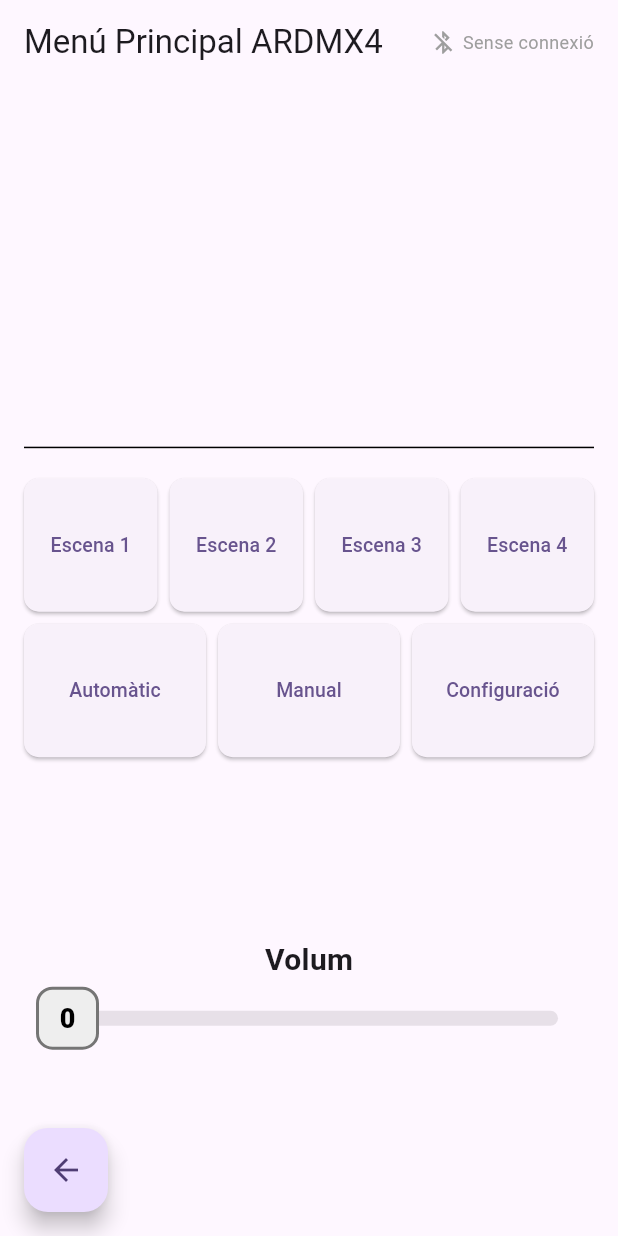
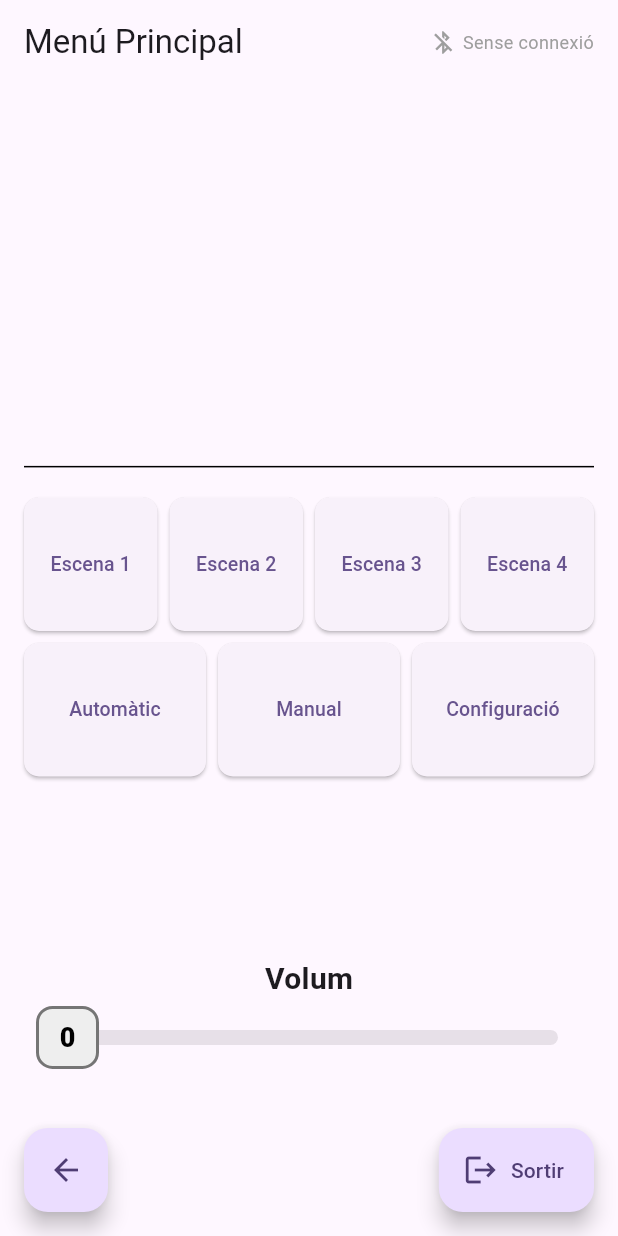
Before and after one commit to xaviermila-png/ardmx_app, a Flutter app: the MainMenuScreen screen opened by its route, on a phone screen of 412 x 824 dp. Run offline on Flutter 3.47's test engine with Material 3 defaults, Android fonts, the phone set to English and light mode, and no system bars; our stand-ins replace flutter_riverpod, permission_handler, shared_preferences; missing offline and left inert: flutter_blue_classic; accounts and stored records are empty.

Commit message:
Live-drag sliders, boto RGB amb logo, titols i boto Sortir al Menu Principal
- Sliders de canal i de volum: escriptura llindada (throttle, ~120ms)
  mentre s'arrossega en comptes de debounce, per veure/sentir el canvi
  a l'Arduino en temps real mentre encara es mou el dit (abans nomes
  s'enviava en parar-se o soltar)
- Boto RGB (pantalla Escena/Canals) amb el logo assets/imatges/RGB.png
  i el text "RGB" a sobre, amb el mateix estil (fons/ombra) que el
  boto de tornar
- Pantalla de connexio sense titol; Menu Principal amb titol "Menu
  Principal" (sense "ARDMX4")
- Boto "Sortir" afegit al Menu Principal (mateixa logica que a la
  pantalla de connexio: desconnecta si cal i tanca l'app), al costat
  del boto de tornar a la pantalla de connexio

```diff
--- a/lib/features/main_menu/main_menu_screen.dart
+++ b/lib/features/main_menu/main_menu_screen.dart
@@ -1,12 +1,16 @@
 import 'package:flutter/material.dart';
+import 'package:flutter/services.dart';
+import 'package:flutter_riverpod/flutter_riverpod.dart';
 
+import '../../core/bluetooth/bluetooth_connection_state.dart';
 import '../../routing/app_router.dart';
+import '../../state/providers.dart';
 import '../../widgets/app_scaffold.dart';
 import 'widgets/cycle_progress_bar.dart';
 import 'widgets/dial_selector.dart';
 import 'widgets/volume_slider.dart';
 
-class MainMenuScreen extends StatelessWidget {
+class MainMenuScreen extends ConsumerWidget {
   const MainMenuScreen({super.key});
 
   /// Returns to the connection (Splash) screen without touching the
@@ -19,8 +23,18 @@ class MainMenuScreen extends StatelessWidget {
     ).pushNamedAndRemoveUntil(AppRoutes.splash, (route) => false);
   }
 
+  /// Same "Sortir" behavior as Splash's: disconnect (if connected), then
+  /// exit the app entirely.
+  Future<void> _exit(WidgetRef ref) async {
+    final status = ref.read(bluetoothConnectionServiceProvider).status;
+    if (status == BluetoothConnectionStatus.connected) {
+      await ref.read(bluetoothConnectionServiceProvider.notifier).disconnect();
+    }
+    SystemNavigator.pop();
+  }
+
   @override
-  Widget build(BuildContext context) {
+  Widget build(BuildContext context, WidgetRef ref) {
     return PopScope(
       canPop: false,
       onPopInvokedWithResult: (didPop, result) {
@@ -32,20 +46,14 @@ class MainMenuScreen extends StatelessWidget {
         if (!didPop) _goToConnectionScreen(context);
       },
       child: AppScaffold(
-        title: 'Menú Principal ARDMX4',
+        title: 'Menú Principal',
         automaticallyImplyLeading: false,
-        floatingActionButtonLocation: FloatingActionButtonLocation.startFloat,
-        floatingActionButton: FloatingActionButton(
-          onPressed: () => _goToConnectionScreen(context),
-          tooltip: 'Tornar a la pantalla de connexió',
-          child: const Icon(Icons.arrow_back),
-        ),
-        // The whole block (progress bar + dial grid + volume) is
-        // bottom-justified — the Spacer goes first so empty space collects
-        // above it. The progress bar sits right above the button grid with
-        // just a small gap, not pinned to the very top of the screen.
+        // The whole block (progress bar + dial grid + volume + bottom row)
+        // is bottom-justified — the Spacer goes first so empty space
+        // collects above it. The progress bar sits right above the button
+        // grid with just a small gap, not pinned to the very top.
         body: Padding(
-          padding: const EdgeInsets.fromLTRB(16, 16, 16, 88),
+          padding: const EdgeInsets.fromLTRB(16, 16, 16, 16),
           child: Column(
             children: [
               const Spacer(flex: 4),
@@ -57,6 +65,23 @@ class MainMenuScreen extends StatelessWidget {
               const SizedBox(height: 24),
               const VolumeSlider(),
               const Spacer(flex: 1),
+              Row(
+                mainAxisAlignment: MainAxisAlignment.spaceBetween,
+                children: [
+                  FloatingActionButton(
+                    heroTag: 'mainMenuBack',
+                    onPressed: () => _goToConnectionScreen(context),
+                    tooltip: 'Tornar a la pantalla de connexió',
+                    child: const Icon(Icons.arrow_back),
+                  ),
+                  FloatingActionButton.extended(
+                    heroTag: 'mainMenuExit',
+                    onPressed: () => _exit(ref),
+                    icon: const Icon(Icons.logout),
+                    label: const Text('Sortir'),
+                  ),
+                ],
+              ),
             ],
           ),
         ),
--- a/lib/features/splash/splash_screen.dart
+++ b/lib/features/splash/splash_screen.dart
@@ -137,7 +137,7 @@ class _SplashScreenState extends ConsumerState<SplashScreen> {
       },
       child: Scaffold(
       appBar: AppBar(
-        title: const Text('ARDMX4'),
+        title: null,
         automaticallyImplyLeading: false,
         actions: const [ConnectionBadge(), SizedBox(width: 8)],
       ),
--- a/pubspec.yaml
+++ b/pubspec.yaml
@@ -63,6 +63,7 @@ flutter:
 
   assets:
     - assets/imatges/ARDMX4_Logo.png
+    - assets/imatges/RGB.png
 
   # To add assets to your application, add an assets section, like this:
   # assets:
```
Also changed, not shown: lib/features/main_menu/widgets/volume_slider.dart (+34 -12 lines), lib/features/scene_channels/scene_channels_screen.dart (+28 -2 lines), lib/features/scene_channels/widgets/channel_sliders.dart (+44 -20 lines), .claude/settings.json, assets/imatges/RGB.png (added).
